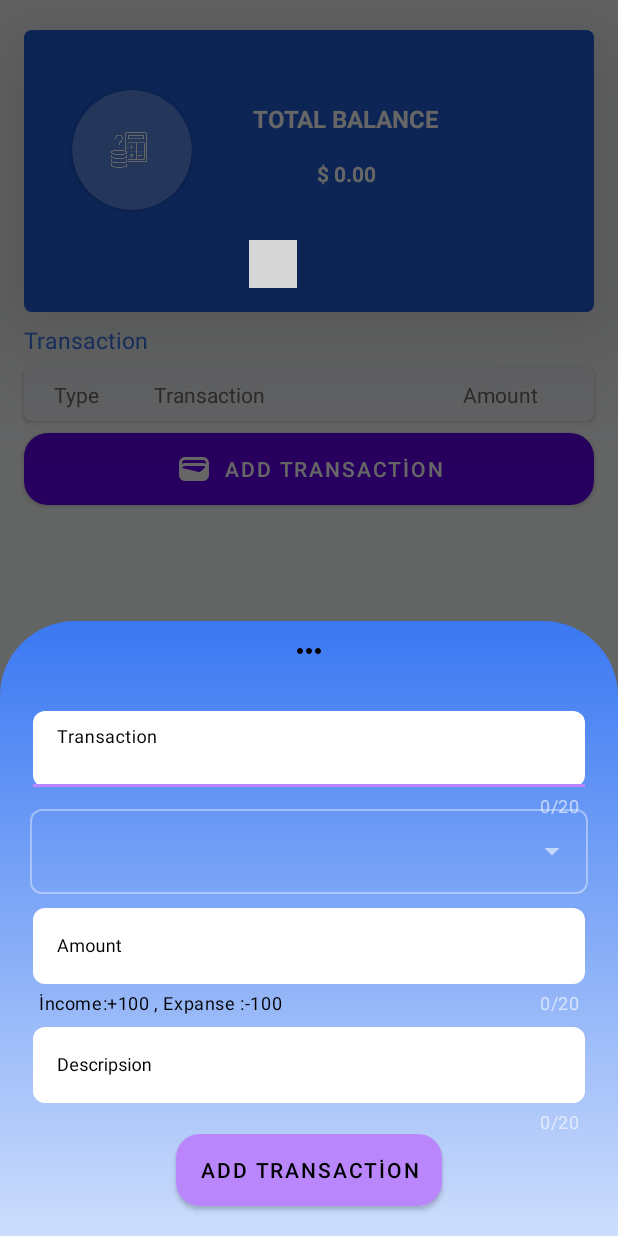
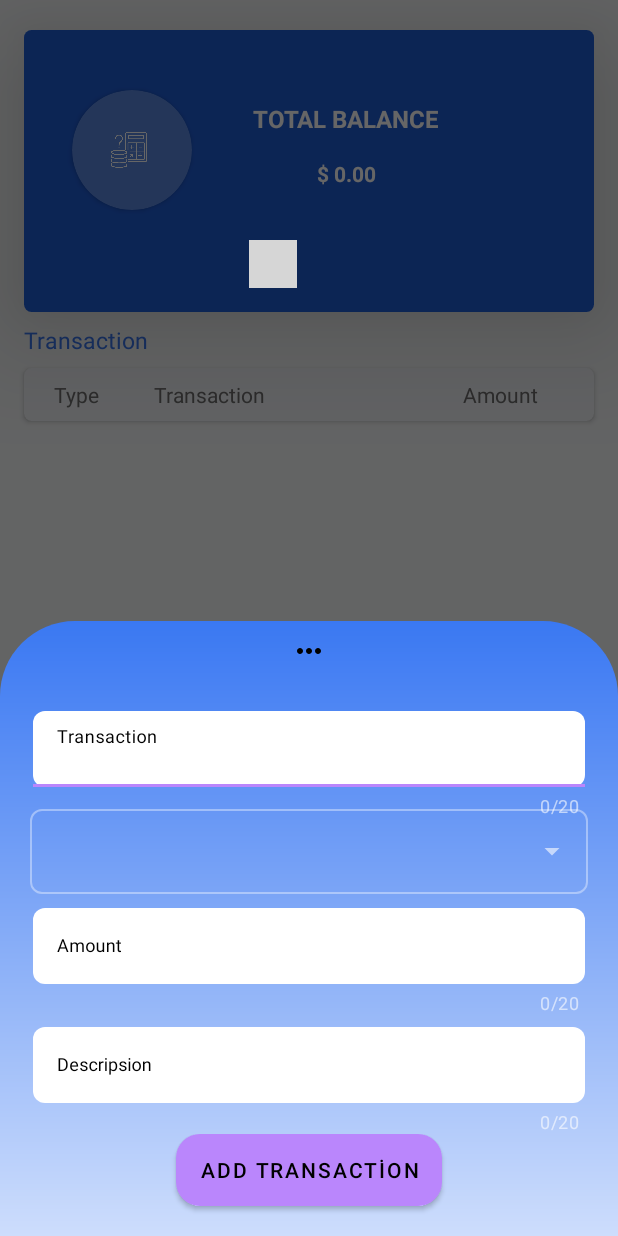
Before and after one commit to srdrakcay/Budges, an Android app: the BottomSheetFragment screen opened through its navigation route, on a phone screen of 412 x 824 dp. Run offline under Robolectric (Android 15) with nearby library versions, the phone set to English and light mode, and no system bars; our stand-ins replace Room's generated code, navigation-ui; plain views replace DotsIndicator; 1 statement that could not run was skipped; grey boxes are pictures that could not be loaded.

```diff
--- a/app/src/main/java/com/serdar/budges/ui/dashboard/DashboardFragment.kt
+++ b/app/src/main/java/com/serdar/budges/ui/dashboard/DashboardFragment.kt
@@ -75,6 +75,7 @@ class DashboardFragment : Fragment() {
             binding.pieChart.description.isEnabled = false
             binding.pieChart.legend.isEnabled = true
             binding.pieChart.setCenterTextColor(Color.BLACK)
+            binding.pieChart.setEntryLabelColor(Color.BLACK)
             binding.pieChart.centerTextRadiusPercent = 0f
             binding.pieChart.animateY(1400, Easing.EaseInOutQuad)
 
--- a/app/src/main/res/layout/fragment_bottom_sheet.xml
+++ b/app/src/main/res/layout/fragment_bottom_sheet.xml
@@ -52,7 +52,6 @@
         android:layout_marginStart="20sp"
         android:layout_marginTop="50dp"
         android:layout_marginEnd="20dp"
-
         android:orientation="vertical"
         app:boxCornerRadiusBottomStart="8dp"
         app:boxCornerRadiusTopStart="8dp"
@@ -89,8 +88,6 @@
         app:boxStrokeWidth="0sp"
         app:counterEnabled="true"
         app:counterMaxLength="20"
-        app:helperText="İncome:+100 , Expanse :-100"
-        app:helperTextTextColor="@color/black"
         app:hintTextColor="#000000"
         app:layout_constraintEnd_toEndOf="parent"
         app:layout_constraintStart_toStartOf="parent"
@@ -103,7 +100,7 @@
             android:layout_marginStart="12sp"
             android:layout_marginEnd="12sp"
             android:backgroundTint="#FFFFFF"
-            android:inputType="text"
+            android:inputType="number"
             android:textColor="@color/black"
             android:textSize="12sp"
             app:counterMaxLength="20" />
--- a/app/src/main/res/layout/fragment_dashboard.xml
+++ b/app/src/main/res/layout/fragment_dashboard.xml
@@ -13,7 +13,7 @@
         android:layout_height="wrap_content"
         android:layout_marginStart="16dp"
         android:layout_marginTop="48dp"
-        android:backgroundTint="#1E5CD4"
+        android:backgroundTint="@color/chart"
         android:layout_marginEnd="16dp"
         app:cardCornerRadius="10dp"
         app:cardElevation="8dp"
--- a/app/src/main/res/layout/fragment_home.xml
+++ b/app/src/main/res/layout/fragment_home.xml
@@ -134,21 +134,12 @@
         </androidx.constraintlayout.widget.ConstraintLayout>
     </androidx.cardview.widget.CardView>
 
-    <androidx.recyclerview.widget.RecyclerView
-        android:id="@+id/rvView"
-        android:layout_width="match_parent"
-        android:layout_height="wrap_content"
-
-        android:layout_marginTop="8dp"
-        app:layout_constraintEnd_toEndOf="parent"
-        app:layout_constraintStart_toStartOf="parent"
-        app:layout_constraintTop_toBottomOf="@+id/cardView4" />
-
     <Button
         android:id="@+id/sheetDialog"
         android:layout_width="0dp"
         android:layout_height="wrap_content"
         android:layout_marginStart="16dp"
+        android:layout_marginTop="8dp"
         android:layout_marginEnd="16dp"
         android:background="@drawable/button_bacground"
         android:text="@string/add_transact_on"
@@ -158,7 +149,24 @@
         app:layout_constraintEnd_toEndOf="parent"
         app:layout_constraintHorizontal_bias="0.0"
         app:layout_constraintStart_toStartOf="parent"
-        app:layout_constraintTop_toBottomOf="@+id/rvView" />
+        app:layout_constraintTop_toBottomOf="@+id/relativeLayout" />
+
+    <RelativeLayout
+        android:id="@+id/relativeLayout"
+        android:layout_width="wrap_content"
+        android:layout_height="200dp"
+        app:layout_constraintEnd_toEndOf="parent"
+        app:layout_constraintStart_toStartOf="parent"
+        app:layout_constraintTop_toBottomOf="@+id/cardView4">
+
+        <androidx.recyclerview.widget.RecyclerView
+            android:id="@+id/rvView"
+            android:layout_width="match_parent"
+            android:layout_height="wrap_content"
+
+            android:layout_alignParentTop="true"
+            android:layout_marginTop="8dp" />
+    </RelativeLayout>
 
     <androidx.recyclerview.widget.RecyclerView
         android:id="@+id/cryview"
--- a/app/src/main/res/layout/transaction_item.xml
+++ b/app/src/main/res/layout/transaction_item.xml
@@ -37,9 +37,8 @@
                     android:layout_marginStart="80dp"
                     android:layout_marginTop="15dp"
                     android:text="TextView"
-                    android:textColor="@color/black"
+                    android:textColor="@color/itemText"
                     android:textSize="13sp"
-
                     app:layout_constraintStart_toStartOf="parent"
                     app:layout_constraintTop_toTopOf="parent" />
 
@@ -50,7 +49,8 @@
                     android:layout_marginEnd="24dp"
                     android:text="TextView"
                     android:textColor="@color/black"
-                    android:textSize="12sp"
+                    android:textSize="15sp"
+                    android:textStyle="bold"
                     app:layout_constraintBottom_toBottomOf="parent"
                     app:layout_constraintEnd_toEndOf="parent"
                     app:layout_constraintTop_toTopOf="parent" />
--- a/app/src/main/res/values/colors.xml
+++ b/app/src/main/res/values/colors.xml
@@ -26,4 +26,6 @@
     <color name="item">#F5F7FB</color>
     <color name="selected">#8AB0FB</color>
     <color name="unselected">#CDDDFC</color>
+    <color name="chart">#ECF0FA</color>
+    <color name="itemText">#6E6D6D</color>
 </resources>
```
